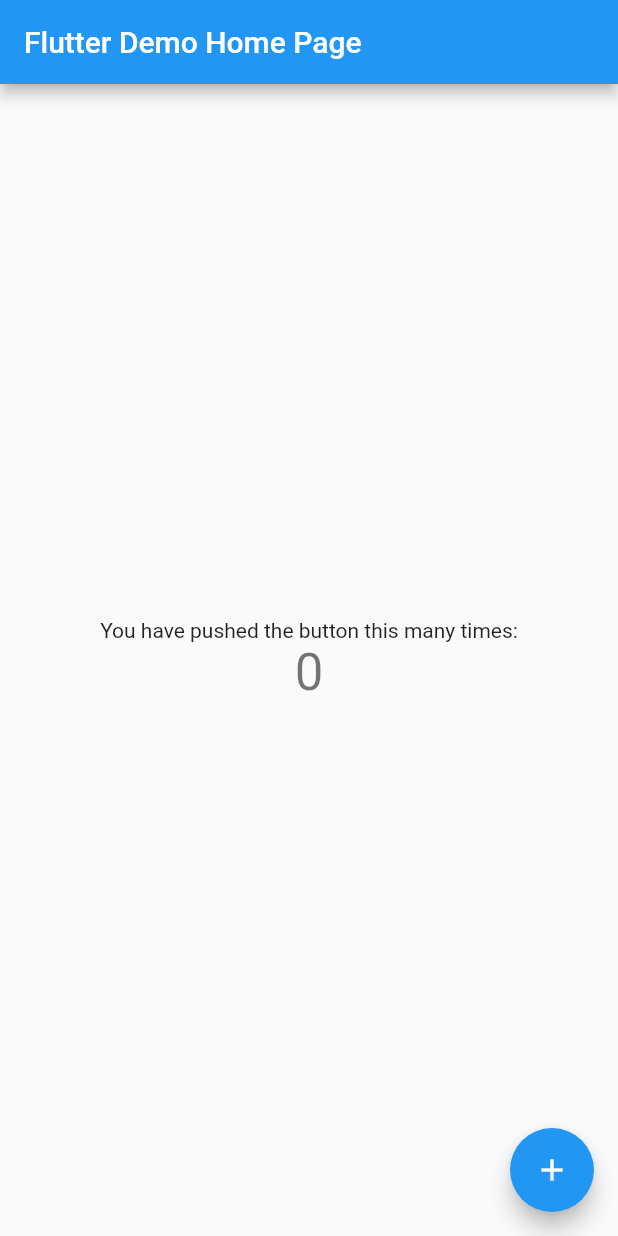
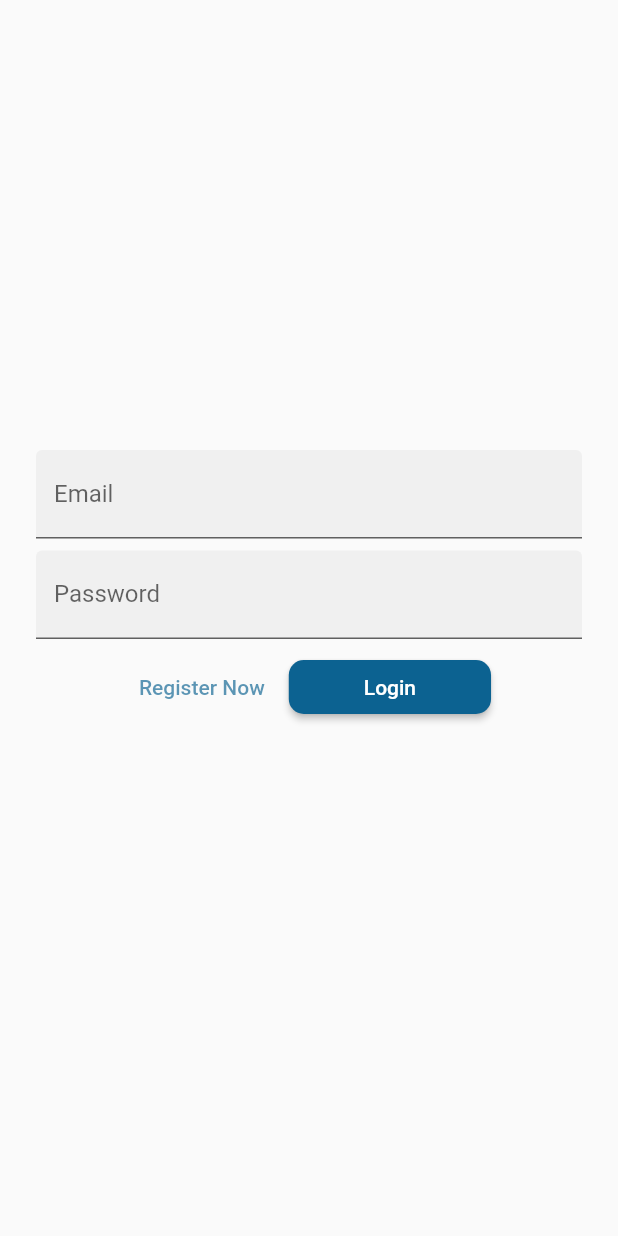
Before and after one commit to albifrattini/meating, a Flutter app: the screen it shows after launch, on a phone screen of 412 x 824 dp. Run offline on Flutter 3.47's test engine with Material 2 defaults, Android fonts, the phone set to English and light mode, and no system bars; our stand-ins replace firebase_auth; accounts and stored records are empty.

Commit message:
Added LoginSignupRoute and now able to access through Firebase authentication

```diff
--- a/flutter_meating/lib/main.dart
+++ b/flutter_meating/lib/main.dart
@@ -1,111 +1,11 @@
 import 'package:flutter/material.dart';
+import 'package:flutter_meating/routes/root_route.dart';
+import 'package:flutter_meating/utils/authentication.dart';
 
-void main() => runApp(MyApp());
-
-class MyApp extends StatelessWidget {
-  // This widget is the root of your application.
-  @override
-  Widget build(BuildContext context) {
-    return MaterialApp(
-      title: 'Flutter Demo',
-      theme: ThemeData(
-        // This is the theme of your application.
-        //
-        // Try running your application with "flutter run". You'll see the
-        // application has a blue toolbar. Then, without quitting the app, try
-        // changing the primarySwatch below to Colors.green and then invoke
-        // "hot reload" (press "r" in the console where you ran "flutter run",
-        // or simply save your changes to "hot reload" in a Flutter IDE).
-        // Notice that the counter didn't reset back to zero; the application
-        // is not restarted.
-        primarySwatch: Colors.blue,
-      ),
-      home: MyHomePage(title: 'Flutter Demo Home Page'),
-    );
-  }
+void main() {
+  runApp(
+    new MaterialApp(
+      home: new RootRoute(auth: new Authentication())
+    )
+  );
 }
-
-class MyHomePage extends StatefulWidget {
-  MyHomePage({Key key, this.title}) : super(key: key);
-
-  // This widget is the home page of your application. It is stateful, meaning
-  // that it has a State object (defined below) that contains fields that affect
-  // how it looks.
-
-  // This class is the configuration for the state. It holds the values (in this
-  // case the title) provided by the parent (in this case the App widget) and
-  // used by the build method of the State. Fields in a Widget subclass are
-  // always marked "final".
-
-  final String title;
-
-  @override
-  _MyHomePageState createState() => _MyHomePageState();
-}
-
-class _MyHomePageState extends State<MyHomePage> {
-  int _counter = 0;
-
-  void _incrementCounter() {
-    setState(() {
-      // This call to setState tells the Flutter framework that something has
-      // changed in this State, which causes it to rerun the build method below
-      // so that the display can reflect the updated values. If we changed
-      // _counter without calling setState(), then the build method would not be
-      // called again, and so nothing would appear to happen.
-      _counter++;
-    });
-  }
-
-  @override
-  Widget build(BuildContext context) {
-    // This method is rerun every time setState is called, for instance as done
-    // by the _incrementCounter method above.
-    //
-    // The Flutter framework has been optimized to make rerunning build methods
-    // fast, so that you can just rebuild anything that needs updating rather
-    // than having to individually change instances of widgets.
-    return Scaffold(
-      appBar: AppBar(
-        // Here we take the value from the MyHomePage object that was created by
-        // the App.build method, and use it to set our appbar title.
-        title: Text(widget.title),
-      ),
-      body: Center(
-        // Center is a layout widget. It takes a single child and positions it
-        // in the middle of the parent.
-        child: Column(
-          // Column is also layout widget. It takes a list of children and
-          // arranges them vertically. By default, it sizes itself to fit its
-          // children horizontally, and tries to be as tall as its parent.
-          //
-          // Invoke "debug painting" (press "p" in the console, choose the
-          // "Toggle Debug Paint" action from the Flutter Inspector in Android
-          // Studio, or the "Toggle Debug Paint" command in Visual Studio Code)
-          // to see the wireframe for each widget.
-          //
-          // Column has various properties to control how it sizes itself and
-          // how it positions its children. Here we use mainAxisAlignment to
-          // center the children vertically; the main axis here is the vertical
-          // axis because Columns are vertical (the cross axis would be
-          // horizontal).
-          mainAxisAlignment: MainAxisAlignment.center,
-          children: <Widget>[
-            Text(
-              'You have pushed the button this many times:',
-            ),
-            Text(
-              '$_counter',
-              style: Theme.of(context).textTheme.display1,
-            ),
-          ],
-        ),
-      ),
-      floatingActionButton: FloatingActionButton(
-        onPressed: _incrementCounter,
-        tooltip: 'Increment',
-        child: Icon(Icons.add),
-      ), // This trailing comma makes auto-formatting nicer for build methods.
-    );
-  }
-}
--- /dev/null
+++ b/flutter_meating/lib/routes/login_signup_route.dart
@@ -0,0 +1,175 @@
+import 'package:flutter/material.dart';
+import 'package:flutter_meating/utils/authentication.dart';
+
+
+class LoginSignupRoute extends StatefulWidget {
+
+  final BaseAuth auth;
+  final VoidCallback onSignedIn;
+
+  LoginSignupRoute({this.auth, this.onSignedIn});
+
+  @override
+  State<StatefulWidget> createState() => _LoginSignupRouteState();
+
+}
+
+class _LoginSignupRouteState extends State<LoginSignupRoute> {
+
+  final TextEditingController _userNameController = new TextEditingController();
+  final TextEditingController _passwordController = new TextEditingController();
+  bool _showOverlayPage = false;
+  String _overlayMessage = "";
+
+  // Clear both TextFields from any text remained inside.
+  _clearControllers() {
+    _userNameController.clear();
+    _passwordController.clear();
+  }
+
+  // Is recommended to always dispose controllers after ending the utilization.
+  @override
+  void dispose () {
+    _userNameController.dispose();
+    _passwordController.dispose();
+    super.dispose();
+  }
+
+  // This function is called when some values have been entered in TextFields and Login
+  // button has been pressed.
+  // Firebase is called to validate email and password entered. If .signIn() returns a userId
+  // from server, a VoidCallback is performed in RootRoute, else an Error will be shown
+  // in the user interface.
+  _validateAndLogin() async {
+    try {
+      String userId = await widget.auth.signIn(_userNameController.text, _passwordController.text);
+      if (userId.length > 0 && userId != null) {
+        widget.onSignedIn();
+      } else {
+        print("UserId is == null or .length is == 0");
+      }
+    } catch(e) {
+      print(e);
+      setState(() {
+        _showOverlayPage = true;
+        _overlayMessage = e.toString();
+      });
+    }
+    _clearControllers();
+  }
+
+  // This function is called when a user taps on 'Register Now' button, instead of 'Login'.
+  // .signUp is called in async way and after the process has ended the page remains the same,
+  // suggesting the user to do Login now.
+  // TODO: add email verification.
+  _insertNewUser() async {
+    try {
+      String userId = await widget.auth.signUp(_userNameController.text, _passwordController.text);
+      print(userId + " inserted into Authentication DB!");
+    } catch(e) {
+      print(e);
+      setState(() {
+        _showOverlayPage = true;
+        _overlayMessage = "Please, verify your email in order to Login!";
+      });
+    }
+    _clearControllers();
+  }
+
+  // Widget returning a TextField where email should be inserted
+  Widget _emailField() {
+    return TextField(
+      controller: _userNameController,
+      decoration: InputDecoration(
+        filled: true,
+        labelText: 'Email',
+      ),
+    );
+  }
+  // Widget returning a TextField where password should be inserted
+  Widget _passwordField() {
+    return TextField(
+      controller: _passwordController,
+      decoration: InputDecoration(
+        labelText: 'Password',
+        filled: true,
+      ),
+      obscureText: true, // black dots will appear instead of characters
+    );
+  }
+
+  // Sets back page without an overlay
+  _resetLoginRoute() {
+    setState(() {
+      _showOverlayPage = false;
+      _overlayMessage = "";
+    });
+  }
+
+  // Returns a widget that displays a page with transparent black on which will appear
+  // a message: error if login failed, email verification suggestion if user
+  // tapped on 'Register Now'.
+  // Page is dismissed when user taps on screen.
+  Widget _pageOverlay() {
+    return new Material(color: Colors.black54,
+      child: InkWell(
+        onTap: _resetLoginRoute,
+        child: Center(
+          child: Container(
+            padding: const EdgeInsets.symmetric(horizontal: 20.0),
+            child: Text(
+              _overlayMessage,
+              style: TextStyle(fontSize: 30.0, color: Colors.redAccent),
+            ),
+          ),
+        ),
+      ),
+    );
+  }
+
+  // UI component.
+  // A Widget that returns two buttons: one to register with new email and password,
+  // the other to Login.
+  // When pressed, buttons call different functions inside this Dart file.
+  Widget _registerLoginButtons() {
+    return ButtonBar(
+      alignment: MainAxisAlignment.center,
+      children: <Widget>[
+        MaterialButton(
+          onPressed: () => _insertNewUser(),
+          child: Text("Register Now", style: TextStyle(color: Color(0xAA0C6291)),),
+        ),
+        RaisedButton(
+          color: Color(0xFF0C6291),
+          padding: EdgeInsets.symmetric(horizontal: 50.0, vertical: 10.0),
+          shape: RoundedRectangleBorder(borderRadius: BorderRadius.circular(10.0)),
+          onPressed: () => _validateAndLogin(),
+          child: Text('Login', style: TextStyle(color: Colors.white),),
+        ),
+      ],
+    );
+  }
+
+  @override
+  Widget build(BuildContext context) {
+    return Scaffold(
+      body: Stack( // used to put an overlay for error and email verification suggestion
+        children: <Widget>[
+          SafeArea( // is the Area right under the main top bar (the one with time, battery, notifications...)
+            child: ListView(
+              padding: EdgeInsets.symmetric(horizontal: 24.0),
+              children: <Widget>[
+                SizedBox(height: 300.0),
+                _emailField(),
+                SizedBox(height: 8.0,),
+                _passwordField(),
+                _registerLoginButtons(),
+              ],
+            ),
+          ),
+          _showOverlayPage == true ? _pageOverlay() : new Container()
+        ],
+      ),
+    );
+  }
+}
--- /dev/null
+++ b/flutter_meating/lib/routes/root_route.dart
@@ -0,0 +1,113 @@
+import 'package:flutter/material.dart';
+import 'package:flutter_meating/utils/authentication.dart';
+import 'package:flutter_meating/routes/login_signup_route.dart';
+import 'package:flutter_meating/routes/home_route.dart';
+
+enum AuthenticationStatus {
+  NOT_DETERMINED,
+  LOGGED_IN,
+  NOT_LOGGED_IN
+}
+
+class RootRoute extends StatefulWidget {
+
+  final BaseAuth auth;
+
+  RootRoute({this.auth});
+
+  @override
+  State<StatefulWidget> createState() => _RootRouteState();
+
+}
+
+class _RootRouteState extends State<RootRoute> {
+
+  AuthenticationStatus authenticationStatus = AuthenticationStatus.NOT_DETERMINED;
+  String _userId = "";
+
+  // After overriding this method, there will be a request to Firebase server through the application.
+  // If (there is a user logged in): assign the ID from the server to the variable _userId
+  // Else: sets the application understands there is no one logged in
+  // In both cases setState is called and so Widget build is called to present the right Route (Login or Home),
+  // depending on AuthenticationStatus
+  // IMPORTANT: using function.then() is like putting 'async' after function name and 'await' before
+  // value to be returned, but in this case we use then because we don't put 'async' after initState()
+  // that is a function already defined in every class that extends a Stateful/lessWidget.
+  // See LoginSignupRoute for 'async-await' example.
+  @override
+  void initState() {
+    super.initState();
+    widget.auth.getCurrentUser().then((userUid) {
+      setState(() {
+        if (userUid != null) {
+          _userId = userUid;
+        }
+        authenticationStatus = userUid == null ? AuthenticationStatus.NOT_LOGGED_IN : AuthenticationStatus.LOGGED_IN;
+      });
+    });
+  }
+
+  // VoidCallback performed when the user taps on 'Login' button in LoginSignupRoute.
+  void _onSignedIn() {
+    widget.auth.getCurrentUser().then((user) {
+      setState(() {
+        _userId = user.toString();
+      });
+    });
+    setState(() {
+      authenticationStatus = AuthenticationStatus.LOGGED_IN;
+    });
+  }
+
+  // VoidCallback performed when the user taps on 'SignOut' button in HomeRoute.
+  void _onSignedOut() {
+    setState(() {
+      authenticationStatus = AuthenticationStatus.NOT_LOGGED_IN;
+      _userId = "";
+    });
+  }
+
+  // Returns  a ProgressIndicator while waiting for AuthenticationStatus to be either
+  // .LOGGED_IN or .NOT_LOGGED_IN.
+  Widget _buildWaitingScreen() {
+    return Scaffold(
+      body: Container(
+        alignment: Alignment.center,
+        child: CircularProgressIndicator(),
+      ),
+    );
+  }
+
+  @override
+  Widget build(BuildContext context) {
+    switch (authenticationStatus) {
+      // Happens when initState is waiting for .getCurrentUser() async answer. Normally shouldn't take long.
+      case AuthenticationStatus.NOT_DETERMINED:
+        return _buildWaitingScreen();
+        break;
+      // Happens when .getCurrentUser() finds a logged in user or when the Login has succeeded
+      // in LoginSignupRoute. Redirects the user to the HomeRoute.
+      case AuthenticationStatus.LOGGED_IN:
+        if (_userId.length > 0 && _userId != null) {
+          return new HomeRoute(
+            userId: _userId,
+            auth: widget.auth,
+            onSignedOut: _onSignedOut,
+          );
+        } else return _buildWaitingScreen();
+        break;
+      // Happens when .getCurrentUser() didn't find any user currently logged in and will redirect
+      // the user to the LoginSignupRoute.
+      case AuthenticationStatus.NOT_LOGGED_IN:
+        return new LoginSignupRoute(
+          auth: widget.auth,
+          onSignedIn: _onSignedIn,
+        );
+        break;
+      default:
+        return _buildWaitingScreen();
+        break;
+    }
+  }
+
+}
--- /dev/null
+++ b/flutter_meating/lib/utils/authentication.dart
@@ -0,0 +1,35 @@
+// Class used to Authenticate a User through Firebase Authentication service.
+
+import 'dart:async';
+import 'package:firebase_auth/firebase_auth.dart';
+
+abstract class BaseAuth {
+  Future<String> signIn(String email, String password);
+  Future<String> signUp(String email, String password);
+  Future<String> getCurrentUser();
+  Future<void> signOut();
+}
+
+class Authentication implements BaseAuth {
+  final FirebaseAuth _fbAuth = FirebaseAuth.instance;
+
+  Future<String> signIn(String email, String password) async {
+    FirebaseUser user = await _fbAuth.signInWithEmailAndPassword(email: email, password: password);
+    return user.uid;
+  }
+  Future<String> signUp(String email, String password) async {
+    FirebaseUser user = await _fbAuth.createUserWithEmailAndPassword(email: email, password: password);
+    return user.uid;
+  }
+  Future<String> getCurrentUser() async {
+    try {
+      FirebaseUser user = await _fbAuth.currentUser();
+      return user.uid;
+    } catch(e) {
+      return null;
+    }
+  }
+  Future<void> signOut() async {
+    return _fbAuth.signOut();
+  }
+}
--- a/flutter_meating/pubspec.yaml
+++ b/flutter_meating/pubspec.yaml
@@ -15,6 +15,8 @@
 dependencies:
   flutter:
     sdk: flutter
+  firebase_auth: ^0.8.0
+  cloud_firestore: ^0.9.0
 
   # The following adds the Cupertino Icons font to your application.
   # Use with the CupertinoIcons class for iOS style icons.
```
Also changed, not shown: flutter_meating/lib/routes/home_route.dart (added, +32 -0 lines), 9 other files.
